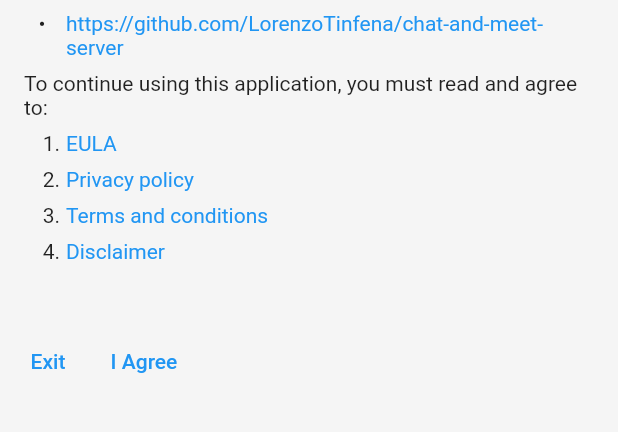
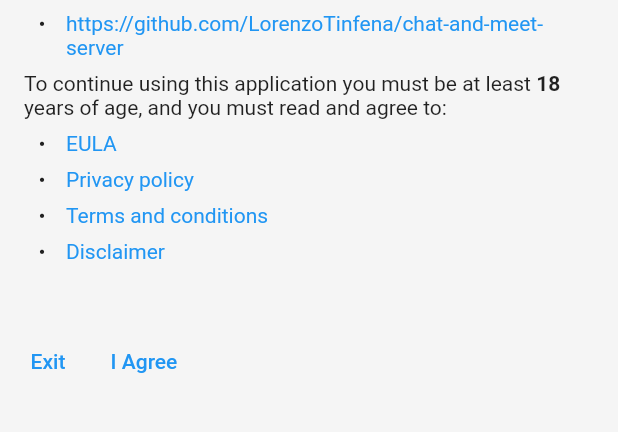
Before and after one commit to lorenzotinfena/pepper-client, a Flutter app: the screen it shows after launch, on a phone screen of 412 x 824 dp, the part 125-557 px from its top. Run offline on Flutter 3.47's test engine with Material 2 defaults, Android fonts, the light colour scheme and no system bars; our stand-ins replace flutter_chat_types, flutter_chat_ui, flutter_markdown; missing offline and left inert: grpc, protobuf.

Commit message:
in teoria finite robe burocratiche

```diff
--- a/lib/pages/chat.dart
+++ b/lib/pages/chat.dart
@@ -111,6 +111,7 @@ class _ChatPageState extends State<ChatPage> {
             children: [
               Expanded(
                 child: Chat(
+
                   messages: _messages,
                   onSendPressed: _handleSendPressed,
                   user: _user_me,
--- a/lib/pages/contract.dart
+++ b/lib/pages/contract.dart
@@ -41,11 +41,11 @@ You can find the source code in the links below:
 - [https://github.com/LorenzoTinfena/chat-and-meet-client](https://github.com/LorenzoTinfena/chat-and-meet-client)
 - [https://github.com/LorenzoTinfena/chat-and-meet-server](https://github.com/LorenzoTinfena/chat-and-meet-server)
 
-To continue using this application, you must read and agree to:
-1. [EULA](assets/EULA.md)
-2. [Privacy policy](assets/Privacy-policy.md)
-3. [Terms and conditions](assets/Terms-and-Conditions.md)
-4. [Disclaimer](assets/Disclaimer.md)
+To continue using this application you must be at least **18** years of age, and you must read and agree to:
+- [EULA](assets/EULA.md)
+- [Privacy policy](assets/Privacy-policy.md)
+- [Terms and conditions](assets/Terms-and-Conditions.md)
+- [Disclaimer](assets/Disclaimer.md)
 """,
                   onTapLink: (text, url, title) {
                     if (RegExp('^http').hasMatch(url!))
```
Also changed, not shown: lib/pages/about.dart (+4 -4 lines), 4 other files.
